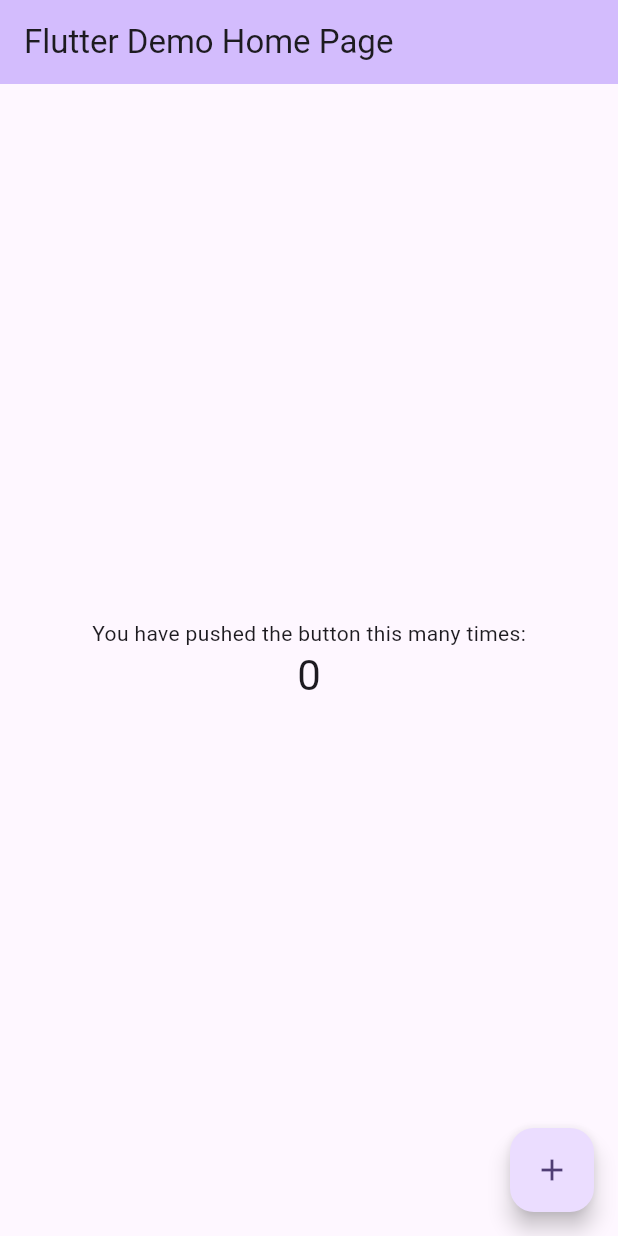
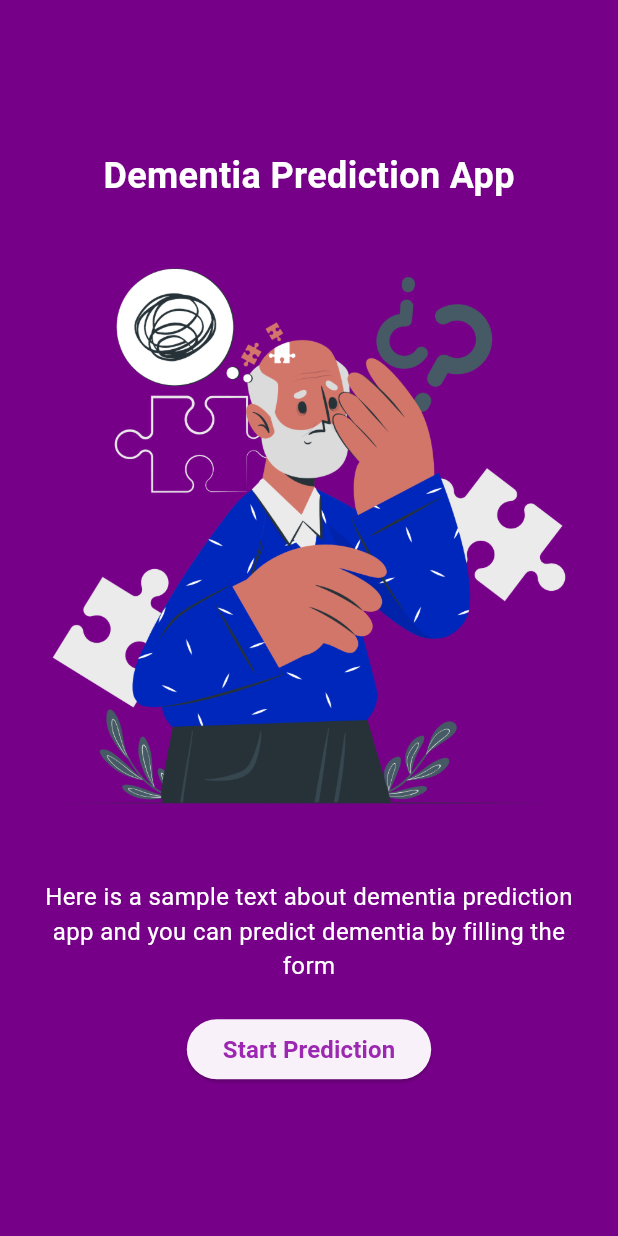
Before and after one commit to AristideI/Linear_Regression_Model-flutter, a Flutter app: the screen it shows after launch, on a phone screen of 412 x 824 dp. Run offline on Flutter 3.47's test engine with Material 3 defaults, Android fonts, the phone set to English and light mode, and no system bars.

Commit message:
dementia folder structure

```diff
--- /dev/null
+++ b/lib/dementia_app.dart
@@ -0,0 +1,67 @@
+import 'dart:ui';
+
+import 'package:flutter/material.dart';
+import 'package:flutter/rendering.dart';
+import 'package:flutter/widgets.dart';
+import 'package:linear_rregression_flutter/dementia_form.dart';
+
+class DementiaApp extends StatelessWidget {
+  const DementiaApp({super.key});
+
+  @override
+  Widget build(BuildContext context) {
+    return Scaffold(
+      body: SizedBox.expand(
+        child: Container(
+          decoration: const BoxDecoration(
+            color: Color.fromARGB(255, 119, 0, 137),
+          ),
+          child: Column(
+            mainAxisAlignment: MainAxisAlignment.center,
+            mainAxisSize: MainAxisSize.max,
+            children: <Widget>[
+              const Text(
+                'Dementia Prediction App',
+                style: TextStyle(
+                  color: Colors.white,
+                  fontSize: 24,
+                  fontWeight: FontWeight.bold,
+                ),
+              ),
+              const SizedBox(height: 20),
+              Image.asset('assets/cover_image.png'),
+              const SizedBox(height: 20),
+              const Padding(
+                padding: EdgeInsets.symmetric(horizontal: 16.0),
+                child: Text(
+                  'Here is a sample text about dementia prediction app and you can predict dementia by filling the form',
+                  style: TextStyle(
+                    color: Colors.white,
+                    fontSize: 16,
+                  ),
+                  textAlign: TextAlign.center,
+                ),
+              ),
+              const SizedBox(height: 20),
+              ElevatedButton(
+                onPressed: () {
+                  Navigator.push(
+                      context,
+                      MaterialPageRoute(
+                          builder: (context) => const DementiaForm()));
+                },
+                child: const Text(
+                  'Start Prediction',
+                  style: TextStyle(
+                      color: Colors.purple,
+                      fontSize: 16,
+                      fontWeight: FontWeight.bold),
+                ),
+              ),
+            ],
+          ),
+        ),
+      ),
+    );
+  }
+}
--- a/lib/main.dart
+++ b/lib/main.dart
@@ -1,4 +1,5 @@
 import 'package:flutter/material.dart';
+import 'package:linear_rregression_flutter/dementia_app.dart';
 
 void main() {
   runApp(const MyApp());
@@ -11,115 +12,12 @@
   @override
   Widget build(BuildContext context) {
     return MaterialApp(
-      title: 'Flutter Demo',
+      title: 'Dementia Predicttion App',
       theme: ThemeData(
-        // This is the theme of your application.
-        //
-        // TRY THIS: Try running your application with "flutter run". You'll see
-        // the application has a purple toolbar. Then, without quitting the app,
-        // try changing the seedColor in the colorScheme below to Colors.green
-        // and then invoke "hot reload" (save your changes or press the "hot
-        // reload" button in a Flutter-supported IDE, or press "r" if you used
-        // the command line to start the app).
-        //
-        // Notice that the counter didn't reset back to zero; the application
-        // state is not lost during the reload. To reset the state, use hot
-        // restart instead.
-        //
-        // This works for code too, not just values: Most code changes can be
-        // tested with just a hot reload.
         colorScheme: ColorScheme.fromSeed(seedColor: Colors.deepPurple),
         useMaterial3: true,
       ),
-      home: const MyHomePage(title: 'Flutter Demo Home Page'),
+      home: const DementiaApp(),
     );
   }
 }
-
-class MyHomePage extends StatefulWidget {
-  const MyHomePage({super.key, required this.title});
-
-  // This widget is the home page of your application. It is stateful, meaning
-  // that it has a State object (defined below) that contains fields that affect
-  // how it looks.
-
-  // This class is the configuration for the state. It holds the values (in this
-  // case the title) provided by the parent (in this case the App widget) and
-  // used by the build method of the State. Fields in a Widget subclass are
-  // always marked "final".
-
-  final String title;
-
-  @override
-  State<MyHomePage> createState() => _MyHomePageState();
-}
-
-class _MyHomePageState extends State<MyHomePage> {
-  int _counter = 0;
-
-  void _incrementCounter() {
-    setState(() {
-      // This call to setState tells the Flutter framework that something has
-      // changed in this State, which causes it to rerun the build method below
-      // so that the display can reflect the updated values. If we changed
-      // _counter without calling setState(), then the build method would not be
-      // called again, and so nothing would appear to happen.
-      _counter++;
-    });
-  }
-
-  @override
-  Widget build(BuildContext context) {
-    // This method is rerun every time setState is called, for instance as done
-    // by the _incrementCounter method above.
-    //
-    // The Flutter framework has been optimized to make rerunning build methods
-    // fast, so that you can just rebuild anything that needs updating rather
-    // than having to individually change instances of widgets.
-    return Scaffold(
-      appBar: AppBar(
-        // TRY THIS: Try changing the color here to a specific color (to
-        // Colors.amber, perhaps?) and trigger a hot reload to see the AppBar
-        // change color while the other colors stay the same.
-        backgroundColor: Theme.of(context).colorScheme.inversePrimary,
-        // Here we take the value from the MyHomePage object that was created by
-        // the App.build method, and use it to set our appbar title.
-        title: Text(widget.title),
-      ),
-      body: Center(
-        // Center is a layout widget. It takes a single child and positions it
-        // in the middle of the parent.
-        child: Column(
-          // Column is also a layout widget. It takes a list of children and
-          // arranges them vertically. By default, it sizes itself to fit its
-          // children horizontally, and tries to be as tall as its parent.
-          //
-          // Column has various properties to control how it sizes itself and
-          // how it positions its children. Here we use mainAxisAlignment to
-          // center the children vertically; the main axis here is the vertical
-          // axis because Columns are vertical (the cross axis would be
-          // horizontal).
-          //
-          // TRY THIS: Invoke "debug painting" (choose the "Toggle Debug Paint"
-          // action in the IDE, or press "p" in the console), to see the
-          // wireframe for each widget.
-          mainAxisAlignment: MainAxisAlignment.center,
-          children: <Widget>[
-            const Text(
-              'You have pushed the button this many times:',
-            ),
-            Text(
-              '$_counter',
-              style: Theme.of(context).textTheme.headlineMedium,
-            ),
-          ],
-        ),
-      ),
-      floatingActionButton: FloatingActionButton(
-        onPressed: _incrementCounter,
-        tooltip: 'Increment',
-        child: const Icon(Icons.add),
-      ), // This trailing comma makes auto-formatting nicer for build methods.
-    );
-  }
-}
```
Also changed, not shown: lib/dementia_form.dart (added, +40 -0 lines), lib/dementia_result.dart (added, +34 -0 lines), lib/models/dementia_model.dart (added, +55 -0 lines), pubspec.yaml (+4 -7 lines), assets/cover_image.png (added).
